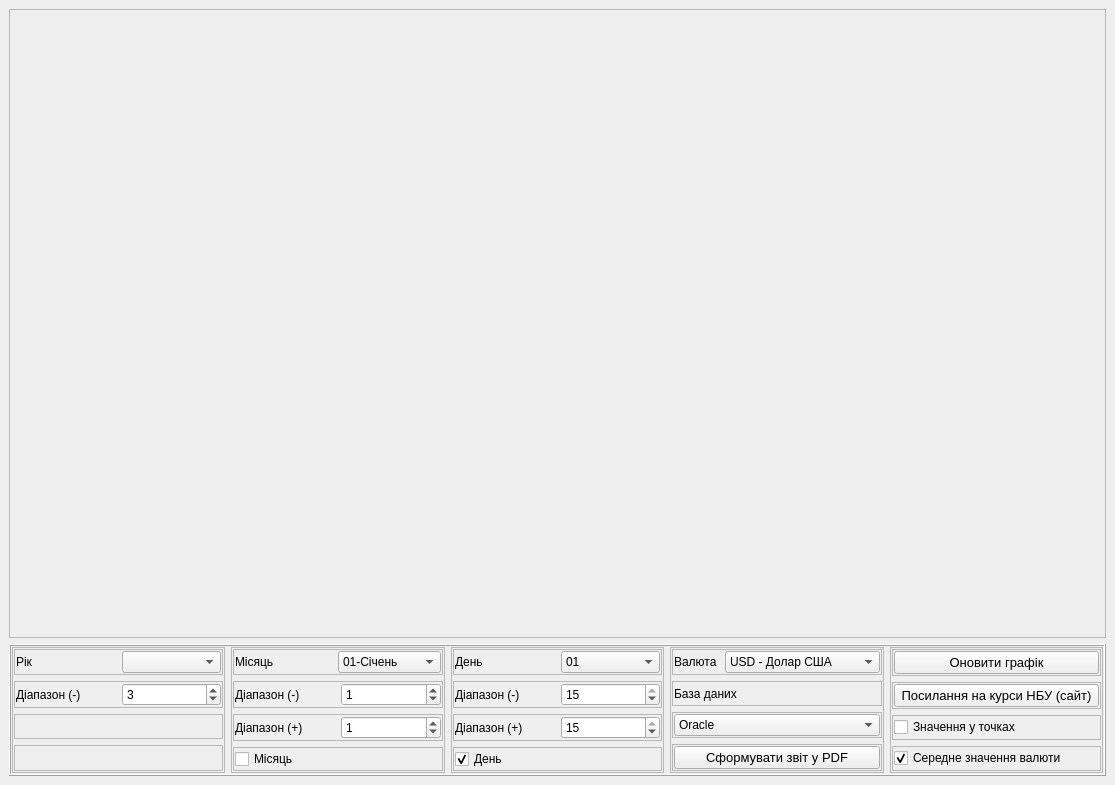
Old version of the form MainWindow.ui in the repository LiaArtem/Python_CurrencyChart-PyQt6-VS.
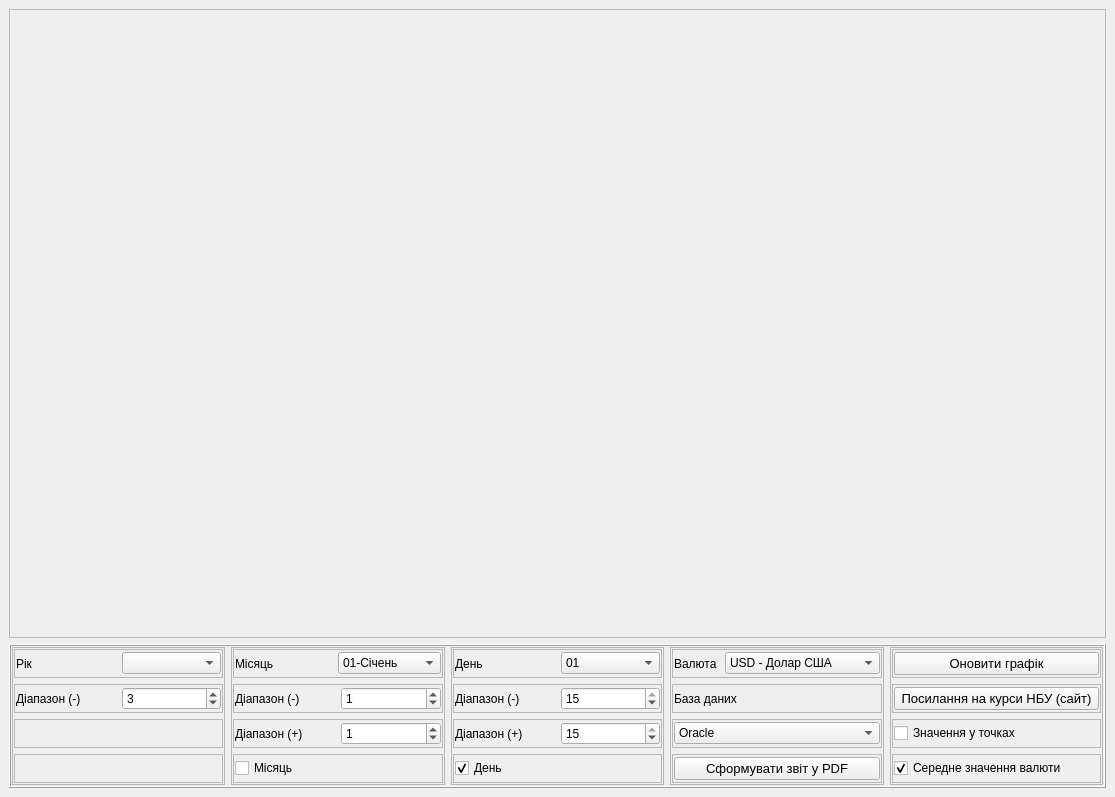
New version of the form.

```diff
--- a/MainWindow.ui
+++ b/MainWindow.ui
@@ -7,7 +7,7 @@
     <x>0</x>
     <y>0</y>
     <width>1115</width>
-    <height>785</height>
+    <height>797</height>
    </rect>
   </property>
   <property name="windowTitle">
```
Left out of the diff: 5 changed lines with no effect on the pictures.
